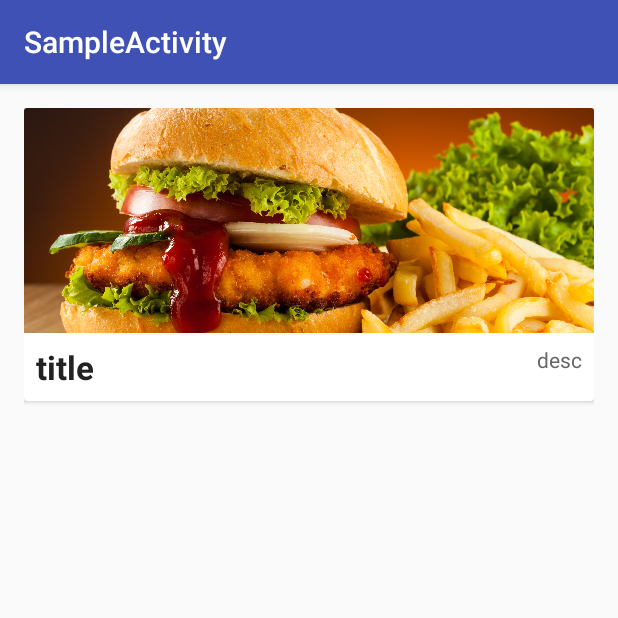
After one commit to vandanab/hungrypenguin, an Android app: the SampleActivity screen opened directly, with no data from a screen before it, on a phone screen of 412 x 824 dp, the top half of it. The commit adds this screen. Run offline under Robolectric (Android 15) with nearby library versions, the phone set to English and light mode, and no system bars.

Commit message:
card view reference

```diff
--- a/app/build.gradle
+++ b/app/build.gradle
@@ -24,4 +24,6 @@ dependencies {
     testCompile 'junit:junit:4.12'
     compile 'com.android.support:appcompat-v7:23.1.1'
     compile 'com.android.support:design:23.1.1'
+    compile 'com.android.support:cardview-v7:23.1.1'
+    compile 'com.android.support:recyclerview-v7:23.1.1'
 }
--- a/app/src/main/AndroidManifest.xml
+++ b/app/src/main/AndroidManifest.xml
@@ -1,23 +1,27 @@
 <?xml version="1.0" encoding="utf-8"?>
 <manifest xmlns:android="http://schemas.android.com/apk/res/android"
-    package="com.ama.hungrypenguin" >
+    package="com.ama.hungrypenguin">
 
     <application
         android:allowBackup="true"
         android:icon="@mipmap/ic_launcher"
         android:label="@string/app_name"
         android:supportsRtl="true"
-        android:theme="@style/AppTheme" >
+        android:theme="@style/AppTheme">
         <activity
-            android:name=".MainActivity"
+            android:name=".ui.MainActivity"
             android:label="@string/app_name"
-            android:theme="@style/AppTheme.NoActionBar" >
+            android:theme="@style/AppTheme.NoActionBar">
             <intent-filter>
                 <action android:name="android.intent.action.MAIN" />
 
                 <category android:name="android.intent.category.LAUNCHER" />
             </intent-filter>
         </activity>
+        <activity
+            android:name=".ui.SampleActivity"
+            android:label="@string/title_activity_sample"
+            android:theme="@style/AppTheme.NoActionBar"></activity>
     </application>
 
 </manifest>
--- a/app/src/main/java/com/ama/hungrypenguin/MainActivity.java
+++ b/app/src/main/java/com/ama/hungrypenguin/ui/MainActivity.java
@@ -1,4 +1,4 @@
-package com.ama.hungrypenguin;
+package com.ama.hungrypenguin.ui;
 
 import android.os.Bundle;
 import android.support.design.widget.FloatingActionButton;
@@ -8,6 +8,8 @@ import android.support.v7.widget.Toolbar;
 import android.view.View;
 import android.view.Menu;
 import android.view.MenuItem;
+
+import com.ama.hungrypenguin.R;
 
 public class MainActivity extends AppCompatActivity {
 
--- /dev/null
+++ b/app/src/main/java/com/ama/hungrypenguin/ui/SampleActivity.java
@@ -0,0 +1,33 @@
+package com.ama.hungrypenguin.ui;
+
+import android.os.Bundle;
+import android.support.design.widget.FloatingActionButton;
+import android.support.design.widget.Snackbar;
+import android.support.v7.app.AppCompatActivity;
+import android.support.v7.widget.Toolbar;
+import android.view.View;
+
+import com.ama.hungrypenguin.R;
+
+public class SampleActivity extends AppCompatActivity {
+
+    @Override
+    protected void onCreate(Bundle savedInstanceState) {
+        super.onCreate(savedInstanceState);
+        setContentView(R.layout.activity_sample);
+        Toolbar toolbar = (Toolbar) findViewById(R.id.toolbar);
+        setSupportActionBar(toolbar);
+
+//        FloatingActionButton fab = (FloatingActionButton) findViewById(R.id.fab);
+//        fab.setOnClickListener(new View.OnClickListener() {
+//            @Override
+//            public void onClick(View view) {
+//                Snackbar.make(view, "Replace with your own action", Snackbar.LENGTH_LONG)
+//                        .setAction("Action", null).show();
+//            }
+//        });
+
+
+    }
+
+}
--- a/app/src/main/res/layout/activity_main.xml
+++ b/app/src/main/res/layout/activity_main.xml
@@ -4,7 +4,7 @@
     xmlns:app="http://schemas.android.com/apk/res-auto"
     xmlns:tools="http://schemas.android.com/tools" android:layout_width="match_parent"
     android:layout_height="match_parent" android:fitsSystemWindows="true"
-    tools:context=".MainActivity">
+    tools:context=".ui.MainActivity">
 
     <android.support.design.widget.AppBarLayout android:layout_height="wrap_content"
         android:layout_width="match_parent" android:theme="@style/AppTheme.AppBarOverlay">
--- /dev/null
+++ b/app/src/main/res/layout/activity_sample.xml
@@ -0,0 +1,34 @@
+<?xml version="1.0" encoding="utf-8"?>
+<android.support.design.widget.CoordinatorLayout xmlns:android="http://schemas.android.com/apk/res/android"
+    xmlns:app="http://schemas.android.com/apk/res-auto"
+    xmlns:tools="http://schemas.android.com/tools"
+    android:layout_width="match_parent"
+    android:layout_height="match_parent"
+    android:fitsSystemWindows="true"
+    tools:context=".ui.SampleActivity">
+
+    <android.support.design.widget.AppBarLayout
+        android:layout_width="match_parent"
+        android:layout_height="wrap_content"
+        android:theme="@style/AppTheme.AppBarOverlay">
+
+        <android.support.v7.widget.Toolbar
+            android:id="@+id/toolbar"
+            android:layout_width="match_parent"
+            android:layout_height="?attr/actionBarSize"
+            android:background="?attr/colorPrimary"
+            app:popupTheme="@style/AppTheme.PopupOverlay" />
+
+    </android.support.design.widget.AppBarLayout>
+
+    <include layout="@layout/content_sample" />
+
+    <!--<android.support.design.widget.FloatingActionButton-->
+        <!--android:id="@+id/fab"-->
+        <!--android:layout_width="wrap_content"-->
+        <!--android:layout_height="wrap_content"-->
+        <!--android:layout_gravity="bottom|end"-->
+        <!--android:layout_margin="@dimen/fab_margin"-->
+        <!--android:src="@android:drawable/ic_dialog_email" />-->
+
+</android.support.design.widget.CoordinatorLayout>
--- /dev/null
+++ b/app/src/main/res/layout/card_reference.xml
@@ -0,0 +1,47 @@
+<?xml version="1.0" encoding="utf-8"?>
+<android.support.v7.widget.CardView
+    android:layout_width="match_parent"
+    android:layout_height="wrap_content"
+    android:id="@+id/cv"
+    xmlns:android="http://schemas.android.com/apk/res/android">
+    <RelativeLayout
+        android:layout_width="match_parent"
+        android:layout_height="wrap_content"
+        android:padding="0dp"
+        >
+
+        <ImageView
+            android:id="@+id/thumbnail"
+            android:layout_width="match_parent"
+            android:layout_height="150dp"
+            android:layout_alignParentTop="true"
+            android:scaleType="centerCrop"
+            android:src="@drawable/fastfood" />
+
+        <TextView
+            android:id="@+id/title"
+            android:layout_width="wrap_content"
+            android:layout_height="wrap_content"
+            android:layout_below="@+id/thumbnail"
+            android:layout_alignParentLeft="true"
+            android:maxLines="3"
+            android:padding="8dp"
+            android:text="title"
+            android:textColor="#222"
+            android:textStyle="bold"
+            android:textSize="22dp" />
+
+        <TextView
+            android:layout_width="wrap_content"
+            android:layout_height="wrap_content"
+            android:layout_alignTop="@+id/title"
+            android:layout_alignParentRight="true"
+            android:maxLines="3"
+            android:padding="8dp"
+            android:text="desc"
+            android:textColor="#666"
+            android:textSize="14dp" />
+
+    </RelativeLayout>
+
+</android.support.v7.widget.CardView>
--- a/app/src/main/res/layout/content_main.xml
+++ b/app/src/main/res/layout/content_main.xml
@@ -7,7 +7,7 @@
     android:paddingTop="@dimen/activity_vertical_margin"
     android:paddingBottom="@dimen/activity_vertical_margin"
     app:layout_behavior="@string/appbar_scrolling_view_behavior"
-    tools:showIn="@layout/activity_main" tools:context=".MainActivity">
+    tools:showIn="@layout/activity_main" tools:context=".ui.MainActivity">
 
     <TextView android:text="Hello World!" android:layout_width="wrap_content"
         android:layout_height="wrap_content" />
--- /dev/null
+++ b/app/src/main/res/layout/content_sample.xml
@@ -0,0 +1,16 @@
+<?xml version="1.0" encoding="utf-8"?>
+<LinearLayout xmlns:android="http://schemas.android.com/apk/res/android"
+    xmlns:app="http://schemas.android.com/apk/res-auto"
+    xmlns:tools="http://schemas.android.com/tools"
+    android:layout_width="match_parent"
+    android:layout_height="match_parent"
+    android:paddingBottom="@dimen/activity_vertical_margin"
+    android:paddingLeft="@dimen/activity_horizontal_margin"
+    android:paddingRight="@dimen/activity_horizontal_margin"
+    android:paddingTop="@dimen/activity_vertical_margin"
+    app:layout_behavior="@string/appbar_scrolling_view_behavior"
+    tools:context=".ui.SampleActivity"
+    tools:showIn="@layout/activity_sample">
+
+    <include layout="@layout/card_reference" />
+</LinearLayout>
--- a/app/src/main/res/menu/menu_main.xml
+++ b/app/src/main/res/menu/menu_main.xml
@@ -1,6 +1,6 @@
 <menu xmlns:android="http://schemas.android.com/apk/res/android"
     xmlns:app="http://schemas.android.com/apk/res-auto"
-    xmlns:tools="http://schemas.android.com/tools" tools:context=".MainActivity">
+    xmlns:tools="http://schemas.android.com/tools" tools:context=".ui.MainActivity">
     <item android:id="@+id/action_settings" android:title="@string/action_settings"
         android:orderInCategory="100" app:showAsAction="never" />
 </menu>
--- a/app/src/main/res/values-v21/styles.xml
+++ b/app/src/main/res/values-v21/styles.xml
@@ -1,4 +1,5 @@
 <resources>>
+
     <style name="AppTheme.NoActionBar">
         <item name="windowActionBar">false</item>
         <item name="windowNoTitle">true</item>
--- a/app/src/main/res/values/strings.xml
+++ b/app/src/main/res/values/strings.xml
@@ -1,4 +1,5 @@
 <resources>
     <string name="app_name">HungryPenguin</string>
     <string name="action_settings">Settings</string>
+    <string name="title_activity_sample">SampleActivity</string>
 </resources>
--- a/app/src/main/res/values/styles.xml
+++ b/app/src/main/res/values/styles.xml
@@ -7,11 +7,14 @@
         <item name="colorPrimaryDark">@color/colorPrimaryDark</item>
         <item name="colorAccent">@color/colorAccent</item>
     </style>
+
     <style name="AppTheme.NoActionBar">
         <item name="windowActionBar">false</item>
         <item name="windowNoTitle">true</item>
     </style>
+
     <style name="AppTheme.AppBarOverlay" parent="ThemeOverlay.AppCompat.Dark.ActionBar" />
+
     <style name="AppTheme.PopupOverlay" parent="ThemeOverlay.AppCompat.Light" />
 
 </resources>
```
Also changed, not shown: app/src/main/res/drawable/fastfood.jpg (added), 2 other files.
